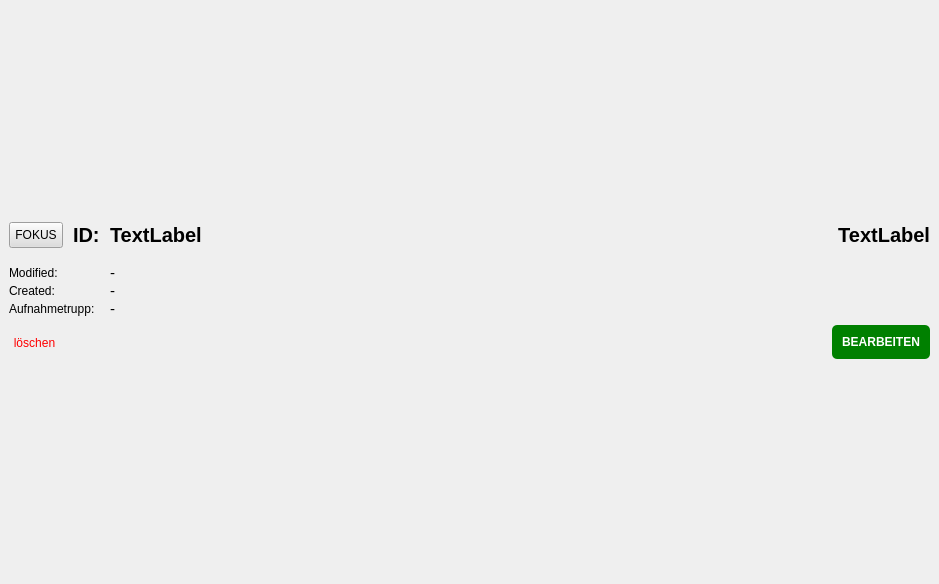
Above: fim/gui/draft/draft_item.ui from b-lack/qgis-fim-plugin before the change. Below: the same form after it.
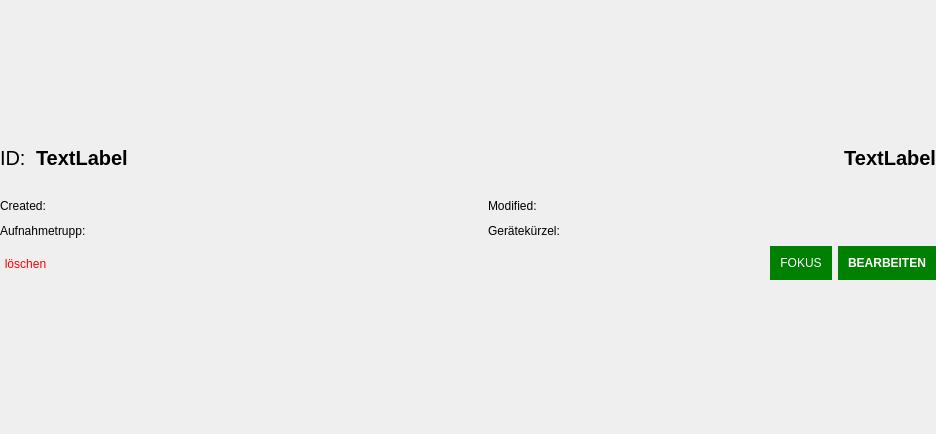
That is the form after the change.

Patch:
```diff
--- a/fim/gui/draft/draft_item.ui
+++ b/fim/gui/draft/draft_item.ui
@@ -6,8 +6,8 @@
    <rect>
     <x>0</x>
     <y>0</y>
-    <width>939</width>
-    <height>584</height>
+    <width>936</width>
+    <height>434</height>
    </rect>
   </property>
   <property name="sizePolicy">
@@ -48,13 +48,16 @@
      </property>
      <layout class="QVBoxLayout" name="verticalLayout_2">
       <property name="leftMargin">
-       <number>9</number>
+       <number>0</number>
       </property>
       <property name="topMargin">
-       <number>4</number>
+       <number>0</number>
+      </property>
+      <property name="rightMargin">
+       <number>0</number>
       </property>
       <property name="bottomMargin">
-       <number>4</number>
+       <number>5</number>
       </property>
       <item>
        <layout class="QHBoxLayout" name="horizontalLayout_3">
@@ -67,27 +70,6 @@
         <property name="bottomMargin">
          <number>10</number>
         </property>
-        <item>
-         <widget class="QPushButton" name="lfbFocusBtn">
-          <property name="sizePolicy">
-           <sizepolicy hsizetype="Fixed" vsizetype="Fixed">
-            <horstretch>0</horstretch>
-            <verstretch>0</verstretch>
-           </sizepolicy>
-          </property>
-          <property name="cursor">
-           <cursorShape>PointingHandCursor</cursorShape>
-          </property>
-          <property name="styleSheet">
-           <string notr="true">color: #000;
-padding:5px;
-background: #ddd;</string>
-          </property>
-          <property name="text">
-           <string>FOKUS</string>
-          </property>
-         </widget>
-        </item>
         <item>
          <widget class="QLabel" name="label_3">
           <property name="sizePolicy">
@@ -99,8 +81,8 @@
           <property name="font">
            <font>
             <pointsize>15</pointsize>
-            <weight>75</weight>
-            <bold>true</bold>
+            <weight>50</weight>
+            <bold>false</bold>
            </font>
           </property>
           <property name="text">
@@ -161,50 +143,67 @@
        </layout>
       </item>
       <item>
-       <layout class="QHBoxLayout" name="horizontalLayout">
-        <property name="spacing">
-         <number>0</number>
-        </property>
+       <layout class="QGridLayout" name="gridLayout_2">
         <property name="topMargin">
-         <number>0</number>
+         <number>10</number>
         </property>
-        <item>
-         <layout class="QHBoxLayout" name="horizontalLayout_5" stretch="0">
-          <item>
-           <layout class="QFormLayout" name="formLayout">
-            <property name="horizontalSpacing">
-             <number>15</number>
-            </property>
-            <property name="rightMargin">
-             <number>0</number>
-            </property>
-            <item row="1" column="0">
-             <widget class="QLabel" name="label">
-              <property name="text">
-               <string>Modified:</string>
-              </property>
-             </widget>
-            </item>
-            <item row="1" column="1">
+        <item row="0" column="2">
+         <spacer name="horizontalSpacer_3">
+          <property name="orientation">
+           <enum>Qt::Horizontal</enum>
+          </property>
+          <property name="sizeType">
+           <enum>QSizePolicy::Fixed</enum>
+          </property>
+          <property name="sizeHint" stdset="0">
+           <size>
+            <width>20</width>
+            <height>20</height>
+           </size>
+          </property>
+         </spacer>
+        </item>
+        <item row="0" column="4">
              <widget class="QLabel" name="lfbDraftModifiedByBtn">
               <property name="font">
                <font>
                 <pointsize>11</pointsize>
+            <weight>75</weight>
+            <bold>true</bold>
                </font>
               </property>
               <property name="text">
-               <string>-</string>
+           <string/>
               </property>
              </widget>
             </item>
-            <item row="2" column="0">
+        <item row="0" column="0">
              <widget class="QLabel" name="label_4">
+          <property name="sizePolicy">
+           <sizepolicy hsizetype="Fixed" vsizetype="Fixed">
+            <horstretch>0</horstretch>
+            <verstretch>0</verstretch>
+           </sizepolicy>
+          </property>
               <property name="text">
                <string>Created:</string>
               </property>
              </widget>
             </item>
-            <item row="2" column="1">
+        <item row="0" column="3">
+         <widget class="QLabel" name="label">
+          <property name="sizePolicy">
+           <sizepolicy hsizetype="Fixed" vsizetype="Preferred">
+            <horstretch>0</horstretch>
+            <verstretch>0</verstretch>
+           </sizepolicy>
+          </property>
+          <property name="text">
+           <string>Modified:</string>
+          </property>
+         </widget>
+        </item>
+        <item row="0" column="1">
              <widget class="QLabel" name="lfbDraftModifiedBtn">
               <property name="sizePolicy">
                <sizepolicy hsizetype="Preferred" vsizetype="Preferred">
@@ -215,35 +214,55 @@
               <property name="font">
                <font>
                 <pointsize>11</pointsize>
+            <weight>75</weight>
+            <bold>true</bold>
                </font>
               </property>
               <property name="text">
-               <string>-</string>
+           <string/>
               </property>
              </widget>
             </item>
-            <item row="3" column="0">
+        <item row="1" column="0">
              <widget class="QLabel" name="label_2">
               <property name="text">
                <string>Aufnahmetrupp:</string>
               </property>
              </widget>
             </item>
-            <item row="3" column="1">
+        <item row="1" column="1">
              <widget class="QLabel" name="lfbDraftAufnahmetruppLabel">
               <property name="font">
                <font>
                 <pointsize>11</pointsize>
+            <weight>75</weight>
+            <bold>true</bold>
                </font>
               </property>
               <property name="text">
-               <string>-</string>
+           <string/>
               </property>
              </widget>
             </item>
-           </layout>
-          </item>
-         </layout>
+        <item row="1" column="3">
+         <widget class="QLabel" name="label_5">
+          <property name="text">
+           <string>Gerätekürzel:</string>
+          </property>
+         </widget>
+        </item>
+        <item row="1" column="4">
+         <widget class="QLabel" name="lfbDraftAufnahmegeraetLabel">
+          <property name="font">
+           <font>
+            <weight>75</weight>
+            <bold>true</bold>
+           </font>
+          </property>
+          <property name="text">
+           <string/>
+          </property>
+         </widget>
         </item>
        </layout>
       </item>
@@ -281,6 +300,28 @@
           </property>
          </spacer>
         </item>
+        <item>
+         <widget class="QPushButton" name="lfbFocusBtn">
+          <property name="sizePolicy">
+           <sizepolicy hsizetype="Fixed" vsizetype="Fixed">
+            <horstretch>0</horstretch>
+            <verstretch>0</verstretch>
+           </sizepolicy>
+          </property>
+          <property name="cursor">
+           <cursorShape>PointingHandCursor</cursorShape>
+          </property>
+          <property name="styleSheet">
+           <string notr="true">background-color: green;
+padding:10px;
+border: none;
+color: white;</string>
+          </property>
+          <property name="text">
+           <string>FOKUS</string>
+          </property>
+         </widget>
+        </item>
         <item>
          <widget class="QPushButton" name="lfbDraftIconBtn">
           <property name="sizePolicy">
@@ -302,7 +343,6 @@
            <string notr="true">background-color: green;
 padding:10px;
 border: none;
-border-radius: 5px;
 color: white;</string>
           </property>
           <property name="text">
```
Lines whose indentation alone changed are shown as unchanged.
